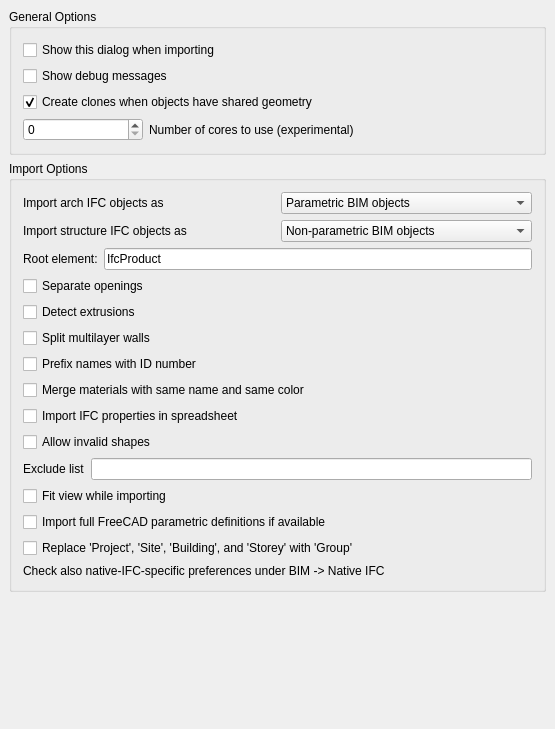
Before: the Qt Designer form src/Mod/BIM/Resources/ui/preferences-ifc.ui in southseact-3d/fcd, drawn with Qt 5.
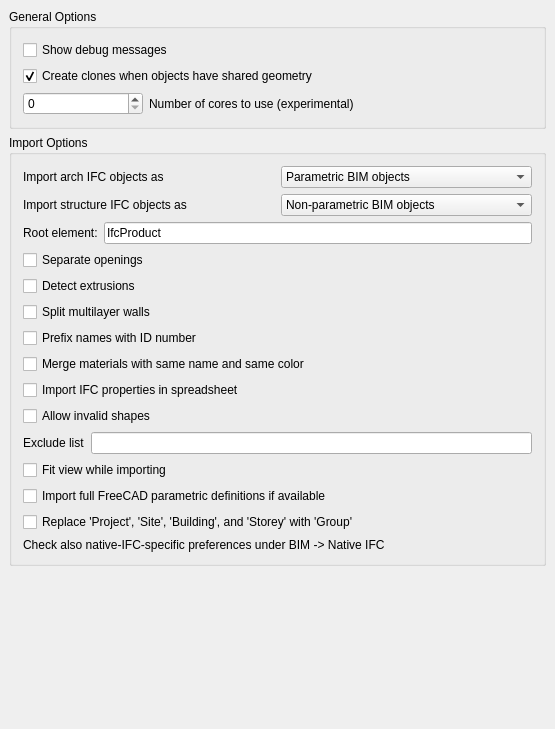
After: the same form once the commit is applied. Custom widgets are drawn as their Qt base class.

Commit message:
BIM: remove 'show this dialog' checkbox from IFC Import and IFC Export prefs (#24728)
Fixes #24551

Patch:
```diff
--- a/src/Mod/BIM/Resources/ui/preferences-ifc.ui
+++ b/src/Mod/BIM/Resources/ui/preferences-ifc.ui
@@ -26,19 +26,6 @@
       <string>General Options</string>
      </property>
      <layout class="QVBoxLayout" name="verticalLayout_3">
-      <item>
-       <widget class="Gui::PrefCheckBox" name="checkBox_7">
-        <property name="text">
-         <string>Show this dialog when importing</string>
-        </property>
-        <property name="prefEntry" stdset="0">
-         <cstring>ifcShowDialog</cstring>
-        </property>
-        <property name="prefPath" stdset="0">
-         <cstring>Mod/Arch</cstring>
-        </property>
-       </widget>
-      </item>
       <item>
        <widget class="Gui::PrefCheckBox" name="gui::prefcheckbox_5">
         <property name="toolTip">
```
The commit also changes 3 other files.
